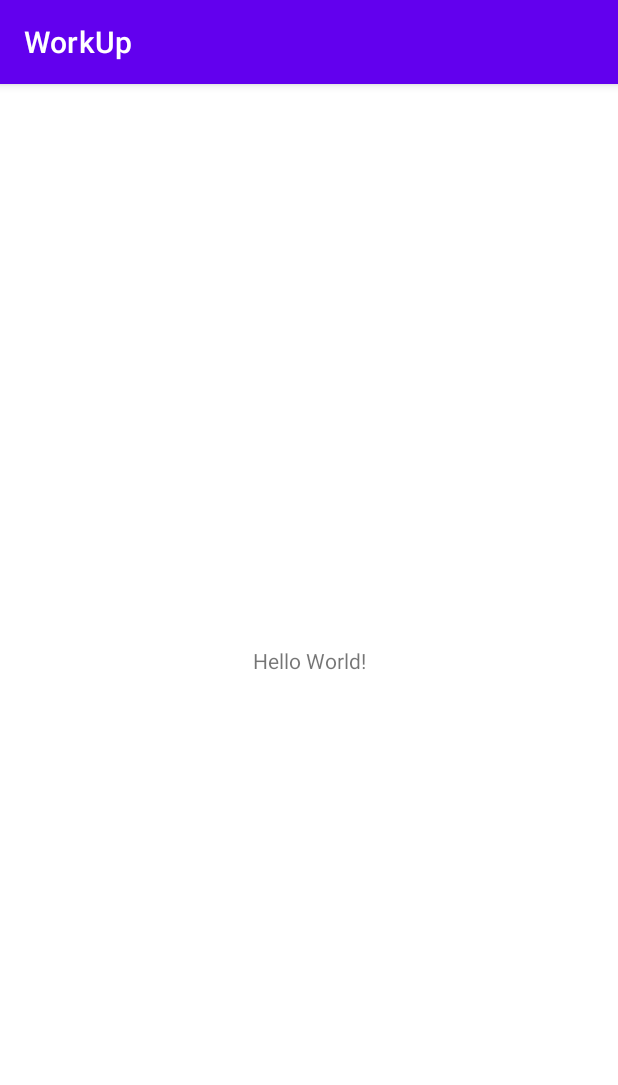
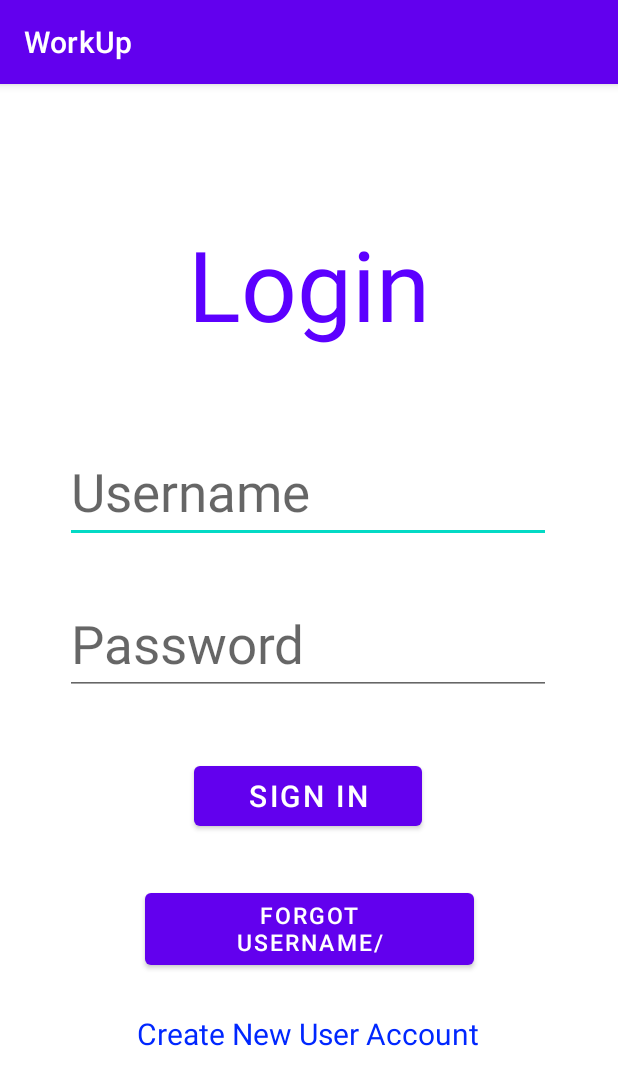
Before and after one commit to NicShepard/WorkUp, an Android app: the screen it shows after launch (MainActivity), on a phone screen of 412 x 824 dp. Shown: the top 1085 px of the screen. Run offline under Robolectric (Android 15) with nearby library versions, the light colour scheme and no system bars; our stand-ins replace Firebase (no records; nobody signed in at launch, a user with empty details on screens opened directly); 1 statement that could not run was skipped.

Commit message:
Login Screen UI design

```diff
--- /dev/null
+++ b/app/src/main/java/edu/neu/madcourseworkupteam/workup/ExploreScreenActivity.java
@@ -0,0 +1,14 @@
+package edu.neu.madcourseworkupteam.workup;
+
+import androidx.appcompat.app.AppCompatActivity;
+
+import android.os.Bundle;
+
+public class ExploreScreenActivity extends AppCompatActivity {
+
+    @Override
+    protected void onCreate(Bundle savedInstanceState) {
+        super.onCreate(savedInstanceState);
+        setContentView(R.layout.activity_explore_screen);
+    }
+}
--- a/app/src/main/java/edu/neu/madcourseworkupteam/workup/MainActivity.java
+++ b/app/src/main/java/edu/neu/madcourseworkupteam/workup/MainActivity.java
@@ -1,8 +1,13 @@
 package edu.neu.madcourseworkupteam.workup;
 
 import androidx.appcompat.app.AppCompatActivity;
+
+import android.content.Intent;
 import android.os.Bundle;
 import android.util.Log;
+import android.view.View;
+import android.widget.Button;
+import android.widget.TextView;
 
 import com.google.firebase.database.DataSnapshot;
 import com.google.firebase.database.DatabaseError;
@@ -13,6 +18,8 @@ import com.google.firebase.database.ValueEventListener;
 public class MainActivity extends AppCompatActivity {
 
     private static final String TAG = "WorkUp";
+    String token;
+    private Button login_button;
 
     @Override
     protected void onCreate(Bundle savedInstanceState) {
@@ -45,5 +52,21 @@ public class MainActivity extends AppCompatActivity {
         };
 
         db.addValueEventListener(userListener);
+
+        //Get views
+        login_button = (Button) findViewById(R.id.SignInButton);
+        TextView currentUser = findViewById(R.id.UserName);
+
+        //Carry the name of the user into the second screen
+        login_button.setOnClickListener(new View.OnClickListener() {
+            @Override
+            public void onClick(View view) {
+                // start new intent
+                Intent intent = new Intent(getApplicationContext(), ExploreScreenActivity.class);
+                intent.putExtra("CURRENT_USER", currentUser.getText().toString());
+                startActivity(intent);
+            }
+        });
+
     }
 }
--- /dev/null
+++ b/app/src/main/res/layout/activity_explore_screen.xml
@@ -0,0 +1,9 @@
+<?xml version="1.0" encoding="utf-8"?>
+<androidx.constraintlayout.widget.ConstraintLayout xmlns:android="http://schemas.android.com/apk/res/android"
+    xmlns:app="http://schemas.android.com/apk/res-auto"
+    xmlns:tools="http://schemas.android.com/tools"
+    android:layout_width="match_parent"
+    android:layout_height="match_parent"
+    tools:context=".ExploreScreenActivity">
+
+</androidx.constraintlayout.widget.ConstraintLayout>
--- a/app/src/main/res/layout/activity_main.xml
+++ b/app/src/main/res/layout/activity_main.xml
@@ -6,13 +6,94 @@
     android:layout_width="match_parent"
     android:layout_height="match_parent"
     tools:context=".MainActivity">
+
     <TextView
+        android:id="@+id/LoginText"
         android:layout_width="wrap_content"
         android:layout_height="wrap_content"
-      android:text="Hello World!"
+        android:text="Login"
+        android:textAlignment="center"
+        android:textAllCaps="false"
+        android:textColor="#5C00FF"
+        android:textSize="65sp"
         app:layout_constraintBottom_toBottomOf="parent"
+        app:layout_constraintEnd_toEndOf="parent"
+        app:layout_constraintStart_toStartOf="parent"
+        app:layout_constraintTop_toTopOf="parent"
+        app:layout_constraintVertical_bias="0.131" />
+
+    <EditText
+        android:id="@+id/UserName"
+        android:layout_width="324dp"
+        android:layout_height="59dp"
+        android:hint="Username"
+        android:inputType="text"
+        android:textSize="35sp"
+        app:layout_constraintBottom_toBottomOf="parent"
+        app:layout_constraintEnd_toEndOf="parent"
+        app:layout_constraintHorizontal_bias="0.494"
         app:layout_constraintLeft_toLeftOf="parent"
         app:layout_constraintRight_toRightOf="parent"
-      app:layout_constraintTop_toTopOf="parent" />
+        app:layout_constraintStart_toStartOf="parent"
+        app:layout_constraintTop_toBottomOf="@+id/LoginText"
+        app:layout_constraintVertical_bias="0.132" />
+
+    <EditText
+        android:id="@+id/Password"
+        android:layout_width="324dp"
+        android:layout_height="59dp"
+        android:hint="Password"
+        android:inputType="text"
+        android:textSize="35sp"
+        app:layout_constraintBottom_toBottomOf="parent"
+        app:layout_constraintEnd_toEndOf="parent"
+        app:layout_constraintHorizontal_bias="0.494"
+        app:layout_constraintLeft_toLeftOf="parent"
+        app:layout_constraintRight_toRightOf="parent"
+        app:layout_constraintStart_toStartOf="parent"
+        app:layout_constraintTop_toBottomOf="@+id/UserName"
+        app:layout_constraintVertical_bias="0.104" />
+
+    <Button
+        android:id="@+id/SignInButton"
+        android:layout_width="152dp"
+        android:layout_height="52dp"
+        android:onClick="goToRTDBActivity"
+        android:text="Sign In"
+        android:textSize="20sp"
+        app:layout_constraintBottom_toBottomOf="parent"
+        app:layout_constraintEnd_toEndOf="parent"
+        app:layout_constraintHorizontal_bias="0.498"
+        app:layout_constraintStart_toStartOf="parent"
+        app:layout_constraintTop_toBottomOf="@+id/Password"
+        app:layout_constraintVertical_bias="0.133" />
+
+    <Button
+        android:id="@+id/ForgotButton"
+        android:layout_width="219dp"
+        android:layout_height="60dp"
+        android:onClick="goToRTDBActivity"
+        android:text="Forgot\nUsername/Password"
+        android:textSize="15sp"
+        app:layout_constraintBottom_toBottomOf="parent"
+        app:layout_constraintEnd_toEndOf="parent"
+        app:layout_constraintStart_toStartOf="parent"
+        app:layout_constraintTop_toBottomOf="@+id/SignInButton"
+        app:layout_constraintVertical_bias="0.156" />
+
+    <TextView
+        android:id="@+id/CreateNewLink"
+        android:layout_width="wrap_content"
+        android:layout_height="wrap_content"
+        android:singleLine="false"
+        android:text="Create New User Account"
+        android:textColor="#0027FF"
+        android:textSize="20sp"
+        app:layout_constraintBottom_toBottomOf="parent"
+        app:layout_constraintEnd_toEndOf="parent"
+        app:layout_constraintHorizontal_bias="0.497"
+        app:layout_constraintStart_toStartOf="parent"
+        app:layout_constraintTop_toBottomOf="@+id/ForgotButton"
+        app:layout_constraintVertical_bias="0.176" />
 
 </androidx.constraintlayout.widget.ConstraintLayout>
```
Lines whose indentation alone changed are shown as unchanged.
